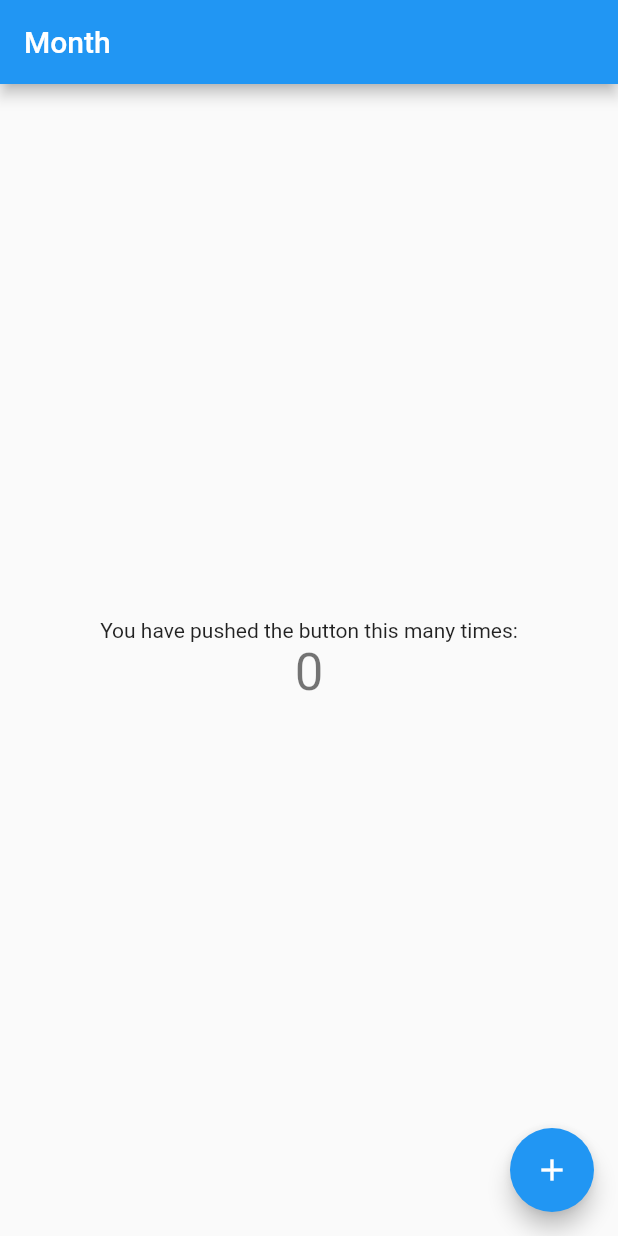
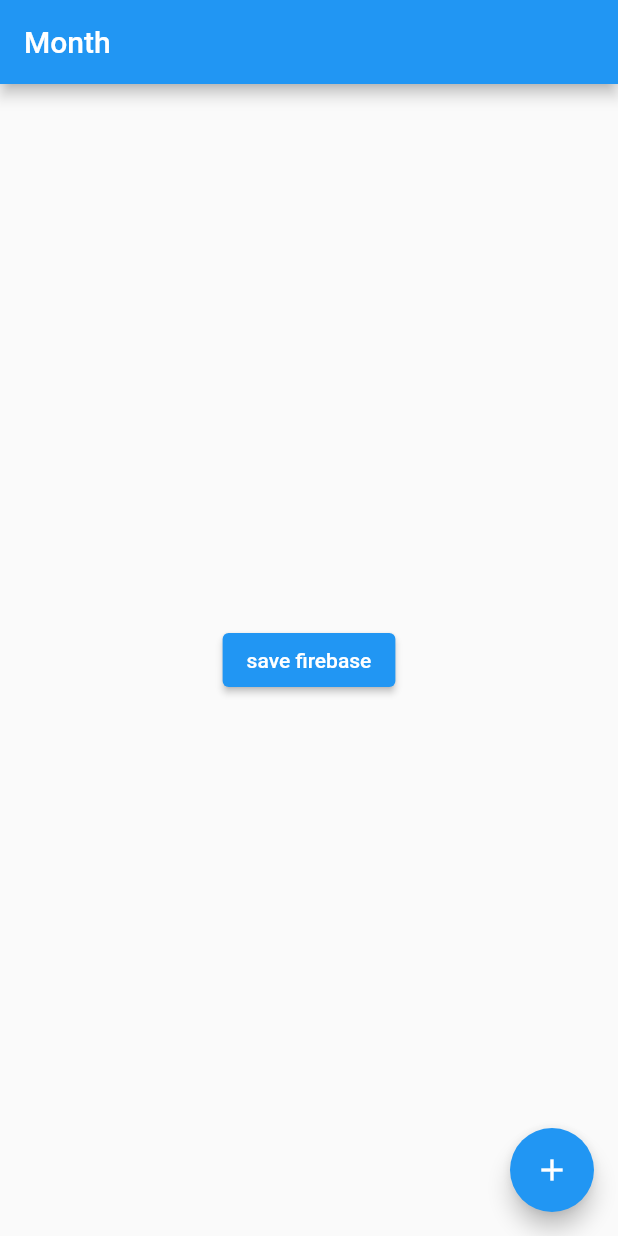
Before and after one commit to higu-yuu/Kakeibo_app, a Flutter app: the screen it shows after launch, on a phone screen of 412 x 824 dp. Run offline on Flutter 3.47's test engine with Material 2 defaults, Android fonts, the phone set to English and light mode, and no system bars; our stand-ins replace cloud_firestore, firebase_core; accounts and stored records are empty.

Commit message:
firebaseにデータ格納

```diff
--- a/lib/main.dart
+++ b/lib/main.dart
@@ -1,7 +1,11 @@
 import 'package:flutter/material.dart';
 import 'month.dart';
+import 'package:firebase_core/firebase_core.dart';
+import 'package:cloud_firestore/cloud_firestore.dart';
 
-void main() {
+void main() async {
+  WidgetsFlutterBinding.ensureInitialized();
+  await Firebase.initializeApp();
   runApp(Month());
 }
 
--- a/lib/month.dart
+++ b/lib/month.dart
@@ -1,4 +1,6 @@
 import 'package:flutter/material.dart';
+import 'package:firebase_core/firebase_core.dart';
+import 'package:cloud_firestore/cloud_firestore.dart';
 
 class Month extends StatelessWidget {
   @override
@@ -16,15 +18,6 @@ class Month extends StatelessWidget {
 class MonthPage extends StatefulWidget {
   MonthPage({Key? key, required this.title}) : super(key: key);
 
-  // This widget is the home page of your application. It is stateful, meaning
-  // that it has a State object (defined below) that contains fields that affect
-  // how it looks.
-
-  // This class is the configuration for the state. It holds the values (in this
-  // case the title) provided by the parent (in this case the App widget) and
-  // used by the build method of the State. Fields in a Widget subclass are
-  // always marked "final".
-
   final String title;
 
   @override
@@ -36,11 +29,6 @@ class _MonthPageState extends State<MonthPage> {
 
   void _incrementCounter() {
     setState(() {
-      // This call to setState tells the Flutter framework that something has
-      // changed in this State, which causes it to rerun the build method below
-      // so that the display can reflect the updated values. If we changed
-      // _counter without calling setState(), then the build method would not be
-      // called again, and so nothing would appear to happen.
       _counter++;
     });
   }
@@ -55,13 +43,22 @@ class _MonthPageState extends State<MonthPage> {
           child: Column(
             mainAxisAlignment: MainAxisAlignment.center,
             children: <Widget>[
-              Text(
-                'You have pushed the button this many times:',
-              ),
-              Text(
-                '$_counter',
-                style: Theme.of(context).textTheme.headline4,
-              ),
+              ElevatedButton(
+                  onPressed: () async {
+                    print("firebase");
+                    // Firebase.initializeApp();
+                    await FirebaseFirestore.instance
+                        .collection('test_collection')
+                        // .document()
+                        .doc('test_collection')
+                        .set({
+                      'name': 'kato',
+                      'age': 20,
+                      'sex': 'male',
+                      'type': ['A', 'B']
+                    });
+                  },
+                  child: Text('save firebase'))
             ],
           ),
         ),
--- a/pubspec.yaml
+++ b/pubspec.yaml
@@ -28,6 +28,12 @@ dependencies:
   # The following adds the Cupertino Icons font to your application.
   # Use with the CupertinoIcons class for iOS style icons.
   cupertino_icons: ^1.0.2
+  #追加↓
+  # cloud_firestore: ^0.13.5
+  # cloud_firestore:  ^2.5.0
+  cloud_firestore: ^1.0.1
+  firebase_core: ^1.0.1
+  #ここまで
 
 dev_dependencies:
   flutter_test:
```
Also changed, not shown: pubspec.lock, 3 other files.
